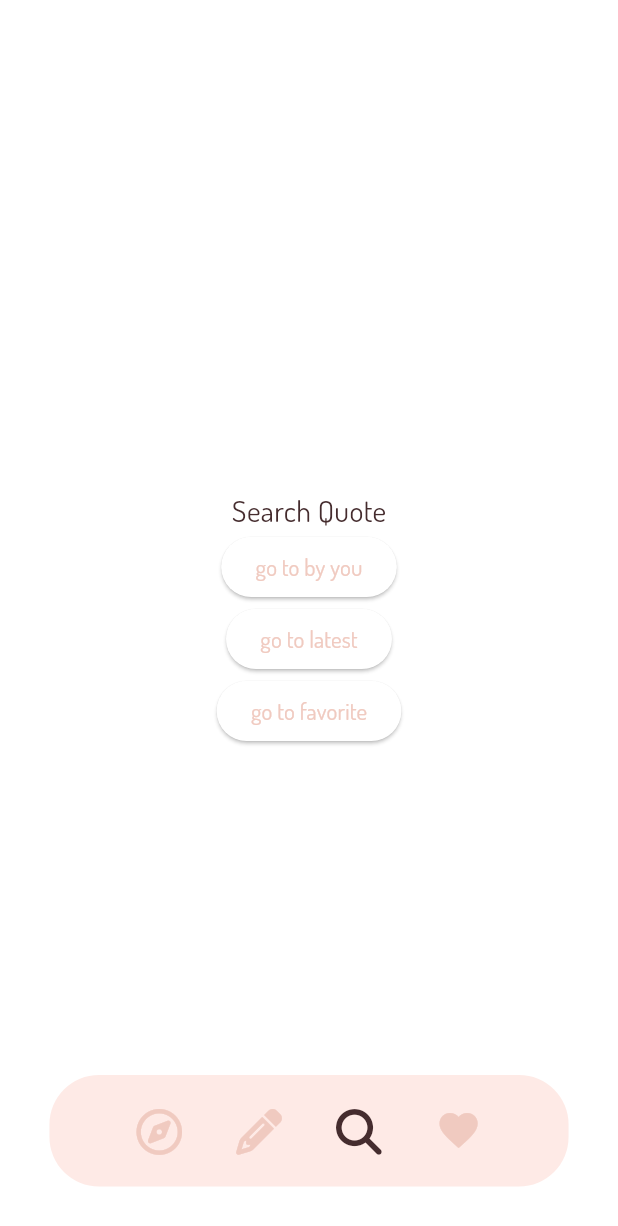
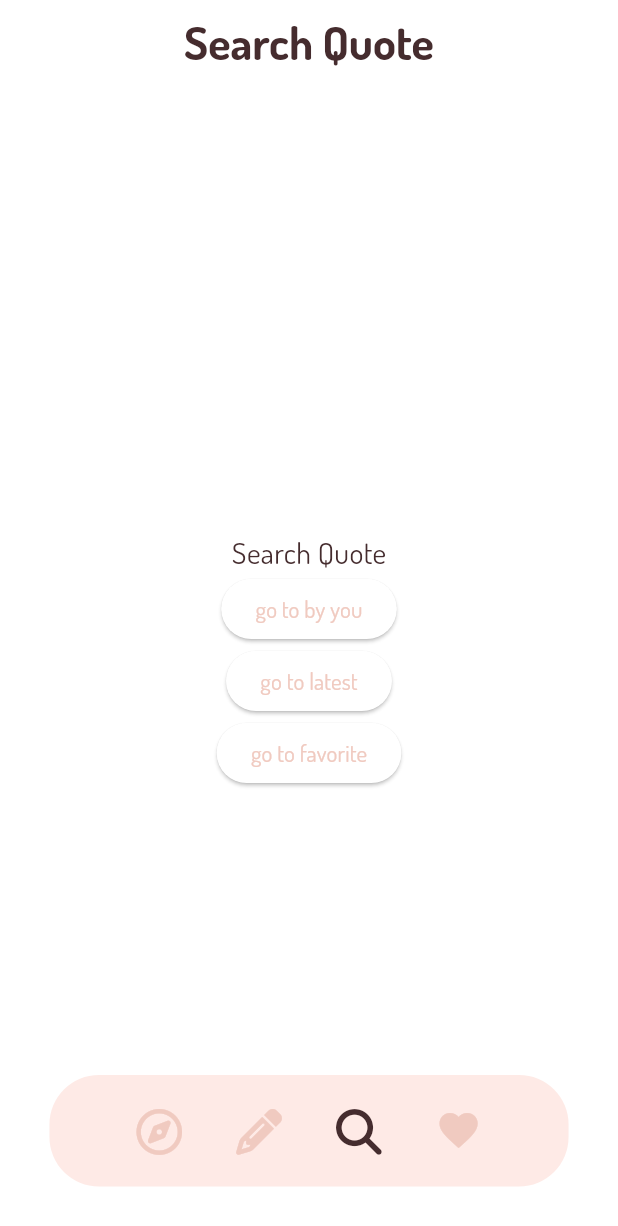
Before and after one commit to AndreiFlorea04/quote-generator, a Flutter app: the SearchScreen screen opened by its route, on a phone screen of 412 x 824 dp. Shown: the top 1226 px of the screen. Run offline on Flutter 3.47's test engine with Material 2 defaults, Android fonts, the phone set to English and light mode, and no system bars; our stand-ins replace flutter_riverpod, flutter_screenutil, font_awesome_flutter, freezed_annotation, go_router; missing offline and left inert: flex_color_picker.

Commit message:
SliverAppBar for all screens

```diff
--- a/lib/presentation/screens/create_quote_screen.dart
+++ b/lib/presentation/screens/create_quote_screen.dart
@@ -41,7 +41,7 @@ class CreateQuoteScreen extends ConsumerWidget {
         ),
         body: SingleChildScrollView(
           physics: const AlwaysScrollableScrollPhysics(),
-          padding: Dimensions.kPaddingAllLarge,
+          padding: Dimensions.kPaddingSymetricHorizontal,
           child: Column(
             crossAxisAlignment: CrossAxisAlignment.stretch,
             children: [
--- a/lib/presentation/screens/home_screen.dart
+++ b/lib/presentation/screens/home_screen.dart
@@ -27,7 +27,7 @@ class HomeScreen extends StatelessWidget {
             SliverAppBar(
               floating: true,
               pinned: true,
-              centerTitle: false,
+              centerTitle: true,
               title: Padding(
                 padding: Dimensions.kPaddingAllLarge,
                 child: Text(
--- a/lib/presentation/screens/search_screen.dart
+++ b/lib/presentation/screens/search_screen.dart
@@ -1,6 +1,7 @@
 import 'package:flutter/material.dart';
 import 'package:go_router/go_router.dart';
 import 'package:quote_generator/presentation/theme/dimensions.dart';
+import 'package:quote_generator/translations/translations.dart';
 
 class SearchScreen extends StatelessWidget {
   static SearchScreen builder(
@@ -14,6 +15,23 @@ class SearchScreen extends StatelessWidget {
   @override
   Widget build(BuildContext context) {
     return Scaffold(
+      body: NestedScrollView(
+        headerSliverBuilder: (ctx, innerBoxIsScrolled) {
+          return [
+            SliverAppBar(
+              floating: true,
+              pinned: true,
+              centerTitle: true,
+              title: Padding(
+                padding: Dimensions.kPaddingAllLarge,
+                child: Text(
+                  context.l10n.app_bar_search_quote,
+                  style: Theme.of(context).textTheme.displayMedium,
+                ),
+              ),
+            )
+          ];
+        },
         body: SafeArea(
           child: Container(
             width: double.infinity,
@@ -40,6 +58,7 @@ class SearchScreen extends StatelessWidget {
             ),
           ),
         ),
+      ),
     );
   }
 }
--- a/lib/presentation/theme/dimensions.dart
+++ b/lib/presentation/theme/dimensions.dart
@@ -11,11 +11,11 @@ class Dimensions {
   static final kPaddingAllSmall = const EdgeInsets.all(8.0).w;
 
   static final kPaddingSymetricHorizontal = const EdgeInsets.symmetric(
-    horizontal: 16.0,
+    horizontal: 20.0,
   ).w;
 
   static final kPaddingSymetricVertical = const EdgeInsets.symmetric(
-    vertical: 16.0,
+    vertical: 20.0,
   ).w;
 
   //BorderRadius
--- a/lib/translations/app_localizations.dart
+++ b/lib/translations/app_localizations.dart
@@ -141,6 +141,12 @@ abstract class AppLocalizations {
   /// **'Latest'**
   String get app_bar_latest;
 
+  /// No description provided for @app_bar_search_quote.
+  ///
+  /// In en, this message translates to:
+  /// **'Search Quote'**
+  String get app_bar_search_quote;
+
   /// No description provided for @empty_card_created_by_you.
   ///
   /// In en, this message translates to:
--- a/lib/translations/app_localizations_en.dart
+++ b/lib/translations/app_localizations_en.dart
@@ -27,6 +27,9 @@ class AppLocalizationsEn extends AppLocalizations {
 
   @override
   String get app_bar_latest => 'Latest';
+
+  @override
+  String get app_bar_search_quote => 'Search Quote';
 
   @override
   String get empty_card_created_by_you => 'You haven\'t created any quotes yet';
--- a/lib/translations/app_localizations_pt.dart
+++ b/lib/translations/app_localizations_pt.dart
@@ -27,6 +27,9 @@ class AppLocalizationsPt extends AppLocalizations {
 
   @override
   String get app_bar_latest => 'Mais recente';
+
+  @override
+  String get app_bar_search_quote => 'Pesquisar Citação';
 
   @override
   String get empty_card_created_by_you => 'Você ainda não criou nenhuma citação';
--- a/lib/translations/quote_generator_en.arb
+++ b/lib/translations/quote_generator_en.arb
@@ -9,6 +9,7 @@
     "app_bar_create_by_you": "Created by You",
     "app_bar_favorite": "Favorites",
     "app_bar_latest": "Latest",
+    "app_bar_search_quote": "Search Quote",
     "@EMPTYQUOTELIST": {},
     "empty_card_created_by_you": "You haven't created any quotes yet",
     "empty_card_favorite_quote": "You haven't added any quotes to your favorites yet",
--- a/lib/translations/quote_generator_pt.arb
+++ b/lib/translations/quote_generator_pt.arb
@@ -9,6 +9,7 @@
     "app_bar_create_by_you": "Criado por Você",
     "app_bar_favorite": "Favoritos",
     "app_bar_latest": "Mais recente",
+    "app_bar_search_quote": "Pesquisar Citação",
     "@EMPTYQUOTELIST": {},
     "empty_card_created_by_you": "Você ainda não criou nenhuma citação",
     "empty_card_favorite_quote": "Você ainda não adicionou nenhuma citação aos seus favoritos",
```
Also changed, not shown: lib/presentation/screens/favorites_screen.dart (+18 -0 lines). Lines whose indentation alone changed are shown as unchanged.
